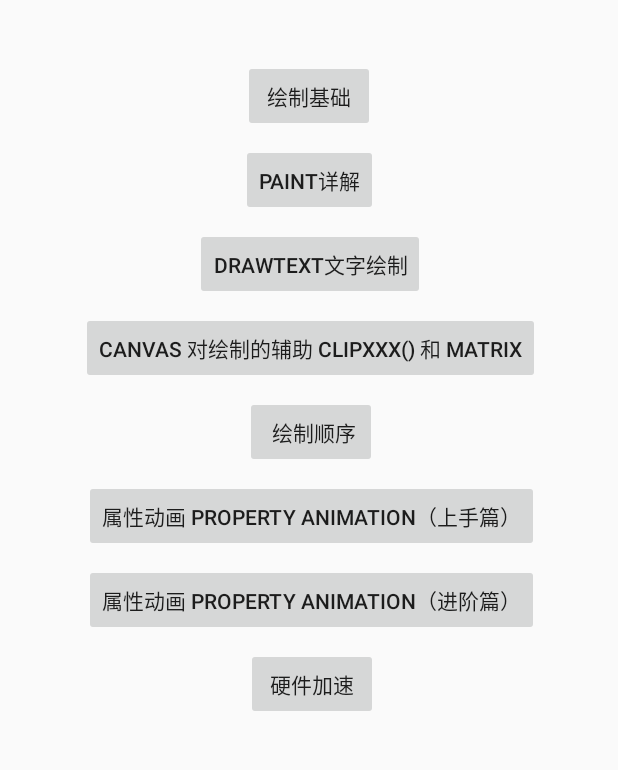
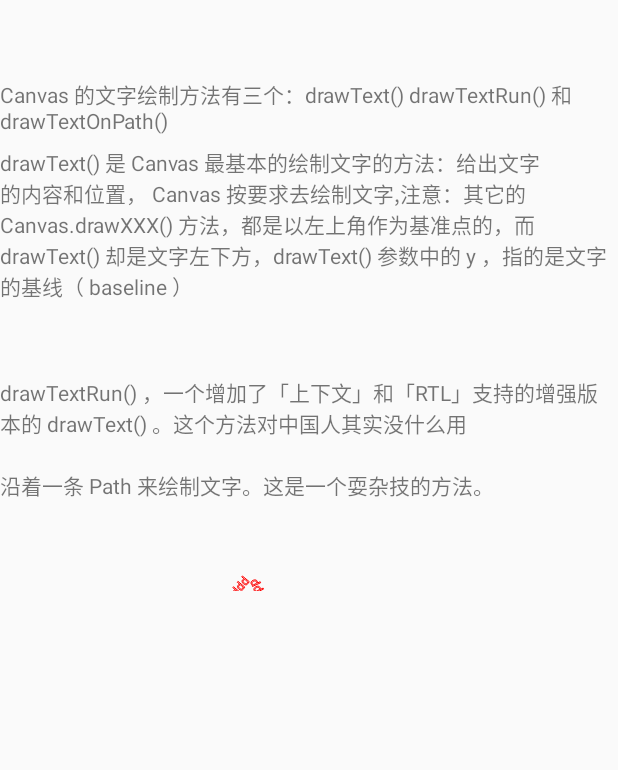
Before and after one commit to bob-dingding/CustomView, an Android app: the OnDrawActivity screen opened directly, with no data from a screen before it, after a tap on "DRAWTEXT文字绘制", on a phone screen of 412 x 824 dp, the part 84-854 px from its top. Run offline under Robolectric (Android 15) with nearby library versions, the phone set to English and light mode, and no system bars.

Commit message:
DrawText文字绘制部分完成

```diff
--- a/app/src/main/AndroidManifest.xml
+++ b/app/src/main/AndroidManifest.xml
@@ -34,6 +34,8 @@
         <activity android:name=".paint.DrawTextActivity"/>
         <!--paint详解之初始化类 -->
         <activity android:name=".paint.InitActivity"/>
+        <!-- drawtext文字的绘制 -->
+        <activity android:name=".drawtext.DrawTextActivity"/>
     </application>
 
 </manifest>
--- a/app/src/main/java/com/hxzk/customview/OnDrawActivity.java
+++ b/app/src/main/java/com/hxzk/customview/OnDrawActivity.java
@@ -8,6 +8,7 @@ import android.view.View;
 import android.widget.Button;
 
 import com.hxzk.customview.drawbase.DrawBaseActivity;
+import com.hxzk.customview.drawtext.DrawTextActivity;
 import com.hxzk.customview.paint.PaintActivity;
 
 /**
@@ -60,6 +61,8 @@ public class OnDrawActivity extends AppCompatActivity implements View.OnClickLis
                 startActivity(paint);
                 break;
             case R.id.btn_drawtext:
+                Intent draw =new Intent(OnDrawActivity.this, DrawTextActivity.class);
+                startActivity(draw);
                 break;
             case R.id.btn_clipAndmatrix:
                 break;
--- /dev/null
+++ b/app/src/main/java/com/hxzk/customview/drawtext/DrawTextActivity.java
@@ -0,0 +1,46 @@
+package com.hxzk.customview.drawtext;
+
+import android.content.Context;
+import android.graphics.Canvas;
+import android.graphics.Color;
+import android.graphics.Paint;
+import android.os.Bundle;
+import android.support.annotation.Nullable;
+import android.support.v7.app.AppCompatActivity;
+import android.util.AttributeSet;
+import android.view.View;
+
+import com.hxzk.customview.R;
+
+/**
+ * Used
+ * Created by HaiyuKing
+ */
+public class DrawTextActivity extends AppCompatActivity {
+
+	@Override
+	protected void onCreate(@Nullable Bundle savedInstanceState) {
+		super.onCreate(savedInstanceState);
+		setContentView(R.layout.activity_draw);
+	}
+
+
+	class InnerDrawText extends View{
+
+		public InnerDrawText(Context context) {
+			super(context);
+		}
+
+		public InnerDrawText(Context context,  AttributeSet attrs) {
+			super(context, attrs);
+		}
+
+		Paint mPaint =new Paint();
+		@Override
+		protected void onDraw(Canvas canvas) {
+			super.onDraw(canvas);
+			mPaint.setColor(Color.RED);
+			canvas.drawText("zjt",200,200,mPaint);
+		}
+	}
+}
--- /dev/null
+++ b/app/src/main/java/com/hxzk/customview/drawtext/widget/DrawTextOnPathView.java
@@ -0,0 +1,42 @@
+package com.hxzk.customview.drawtext.widget;
+
+import android.content.Context;
+import android.graphics.Canvas;
+import android.graphics.Color;
+import android.graphics.Paint;
+import android.graphics.Path;
+import android.util.AttributeSet;
+import android.view.View;
+
+/**
+ * Created by HaiyuKing
+ * Used
+ */
+public class DrawTextOnPathView extends View {
+
+	public DrawTextOnPathView(Context context) {
+		super(context);
+	}
+
+	public DrawTextOnPathView(Context context, AttributeSet attrs) {
+		super(context, attrs);
+	}
+
+	Paint mPaint = new Paint();
+
+	@Override
+	protected void onDraw(Canvas canvas) {
+		super.onDraw(canvas);
+		mPaint.setColor(Color.RED);
+		mPaint.setStyle(Paint.Style.STROKE);
+
+		Path mPath =new Path();
+		mPath.moveTo(100,100);
+		mPath.lineTo(150, 200);
+		mPath.lineTo(250,80);
+		mPath.lineTo(350,300);
+
+		//canvas.drawPath(mPath,mPaint);
+		canvas.drawTextOnPath("Hellow,World,dddddddddddddddddddddddddddddd",mPath,0,0,mPaint);
+	}
+}
--- /dev/null
+++ b/app/src/main/java/com/hxzk/customview/drawtext/widget/DrawTextView.java
@@ -0,0 +1,33 @@
+package com.hxzk.customview.drawtext.widget;
+
+import android.content.Context;
+import android.graphics.Canvas;
+import android.graphics.Color;
+import android.graphics.Paint;
+import android.util.AttributeSet;
+import android.view.View;
+
+/**
+ * Created by HaiyuKing
+ * Used
+ */
+public class DrawTextView extends View {
+	public DrawTextView(Context context) {
+		super(context);
+	}
+
+	public DrawTextView(Context context , AttributeSet attrs) {
+		super(context, attrs);
+	}
+
+
+	Paint mPaint =new Paint();
+	@Override
+	protected void onDraw(Canvas canvas) {
+		super.onDraw(canvas);
+		mPaint.setColor(Color.RED);
+		mPaint.setTextSize(18);
+		canvas.drawText("Hellow,World",100,100,mPaint);
+
+	}
+}
--- a/app/src/main/java/com/hxzk/customview/paint/widget/PaintColorByShadert_BitmapShader.java
+++ b/app/src/main/java/com/hxzk/customview/paint/widget/PaintColorByShadert_BitmapShader.java
@@ -43,7 +43,7 @@ public class PaintColorByShadert_BitmapShader extends View {
     @Override
     protected void onDraw(Canvas canvas) {
         super.onDraw(canvas);
-        Bitmap bitmap = BitmapFactory.decodeResource(getResources(), R.mipmap.ic_launcher_round);
+        Bitmap bitmap = BitmapFactory.decodeResource(getResources(), R.mipmap.ic_launcher);
 //        bitmap：用来做模板的 Bitmap 对象
 //        tileX：横向的 TileMode
 //        tileY：纵向的 TileMode。
--- /dev/null
+++ b/app/src/main/res/layout/activity_draw.xml
@@ -0,0 +1,87 @@
+<?xml version="1.0" encoding="utf-8"?>
+<android.support.constraint.ConstraintLayout
+    xmlns:android="http://schemas.android.com/apk/res/android"
+    xmlns:tools="http://schemas.android.com/tools"
+    android:layout_width="match_parent"
+    android:layout_height="match_parent"
+    xmlns:app="http://schemas.android.com/apk/res-auto">
+
+
+    <ScrollView
+        android:id="@+id/scrollView2"
+        android:layout_width="395dp"
+        android:layout_height="715dp"
+        android:layout_marginStart="8dp"
+        android:layout_marginTop="8dp"
+        android:layout_marginEnd="8dp"
+        android:layout_marginBottom="8dp"
+        app:layout_constraintBottom_toBottomOf="parent"
+        app:layout_constraintEnd_toEndOf="parent"
+        app:layout_constraintHorizontal_bias="1.0"
+        app:layout_constraintStart_toStartOf="parent"
+        app:layout_constraintTop_toTopOf="parent"
+        app:layout_constraintVertical_bias="1.0">
+
+        <LinearLayout
+            android:layout_width="match_parent"
+            android:layout_height="match_parent"
+            android:orientation="vertical"/>
+
+    </ScrollView>
+
+    <TextView
+        android:id="@+id/textView5"
+        android:layout_width="wrap_content"
+        android:layout_height="wrap_content"
+        android:layout_marginStart="8dp"
+        android:layout_marginTop="8dp"
+        android:layout_marginEnd="8dp"
+        android:text="Canvas 的文字绘制方法有三个：drawText() drawTextRun() 和 drawTextOnPath()"
+        app:layout_constraintEnd_toEndOf="parent"
+        app:layout_constraintStart_toStartOf="parent"
+        app:layout_constraintTop_toTopOf="@+id/scrollView2"/>
+
+    <TextView
+        android:id="@+id/textView6"
+        android:layout_width="wrap_content"
+        android:layout_height="wrap_content"
+        android:layout_marginStart="8dp"
+        android:layout_marginTop="8dp"
+        android:layout_marginEnd="8dp"
+        android:text="drawText() 是 Canvas 最基本的绘制文字的方法：给出文字的内容和位置， Canvas 按要求去绘制文字,注意：其它的 Canvas.drawXXX() 方法，都是以左上角作为基准点的，而 drawText() 却是文字左下方，drawText() 参数中的 y ，指的是文字的基线（ baseline ）"
+        app:layout_constraintEnd_toEndOf="parent"
+        app:layout_constraintStart_toStartOf="parent"
+        app:layout_constraintTop_toBottomOf="@+id/textView5"/>
+    <com.hxzk.customview.drawtext.widget.DrawTextView
+        android:id="@+id/drawtextview"
+        android:layout_width="match_parent"
+        android:layout_height="50dp"
+        app:layout_constraintTop_toBottomOf="@id/textView6"
+        app:layout_constraintEnd_toEndOf="parent"
+        app:layout_constraintStart_toStartOf="parent"/>
+    <TextView
+        android:id="@+id/textView7"
+        android:layout_width="match_parent"
+        android:layout_height="wrap_content"
+        android:text="drawTextRun() ，一个增加了「上下文」和「RTL」支持的增强版本的 drawText() 。这个方法对中国人其实没什么用"
+        app:layout_constraintTop_toBottomOf="@id/drawtextview"
+        app:layout_constraintEnd_toEndOf="parent"
+        app:layout_constraintStart_toStartOf="parent"/>
+    <TextView
+        android:id="@+id/textView8"
+        android:layout_width="match_parent"
+        android:layout_height="wrap_content"
+        android:layout_marginTop="20dp"
+        android:text="沿着一条 Path 来绘制文字。这是一个耍杂技的方法。"
+        app:layout_constraintTop_toBottomOf="@id/textView7"
+        app:layout_constraintEnd_toEndOf="parent"
+        app:layout_constraintStart_toStartOf="parent"/>
+
+    <com.hxzk.customview.drawtext.widget.DrawTextOnPathView
+        android:id="@+id/drawTextOnPathView"
+        android:layout_width="match_parent"
+        android:layout_height="60dp"
+        app:layout_constraintTop_toBottomOf="@id/textView8"
+        app:layout_constraintEnd_toEndOf="parent"
+        app:layout_constraintStart_toStartOf="parent"/>
+</android.support.constraint.ConstraintLayout>
--- a/app/src/main/res/layout/activity_drawcirlce.xml
+++ b/app/src/main/res/layout/activity_drawcirlce.xml
@@ -31,7 +31,8 @@
                 android:textSize="18sp"
                 android:textColor="@color/colorPrimary"
                 app:layout_constraintTop_toTopOf="parent"
-                app:layout_constraintLeft_toLeftOf="parent"/>
+                app:layout_constraintLeft_toLeftOf="parent"
+                />
             <com.hxzk.customview.drawbase.widget.Canvas.drawXXX.CustomeCircleView
                 android:id="@+id/drawcircleone"
                 android:layout_width="100dp"
```
